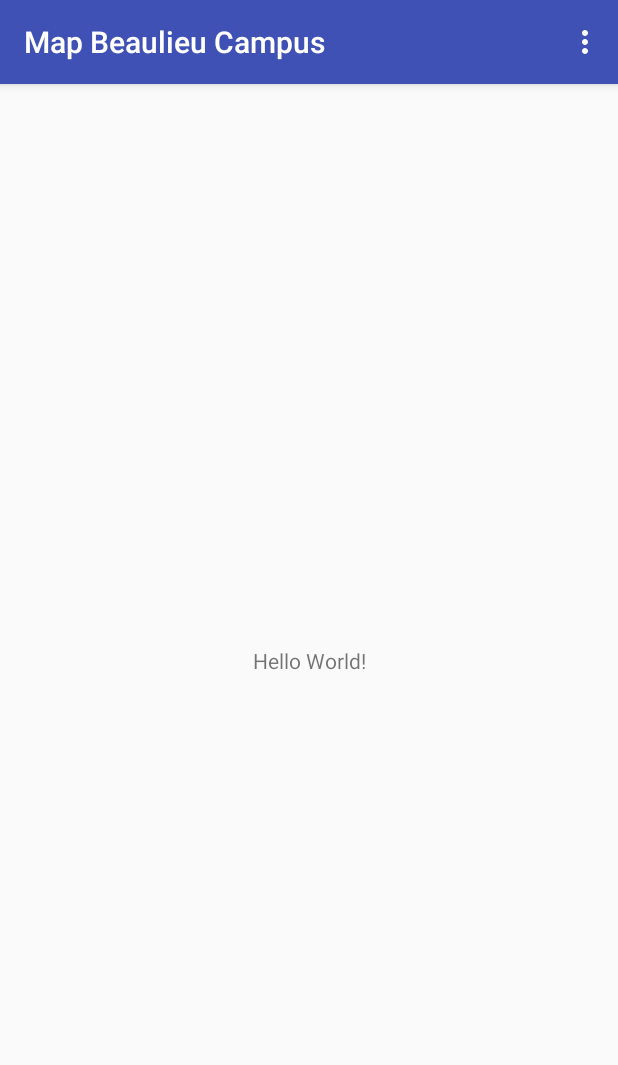
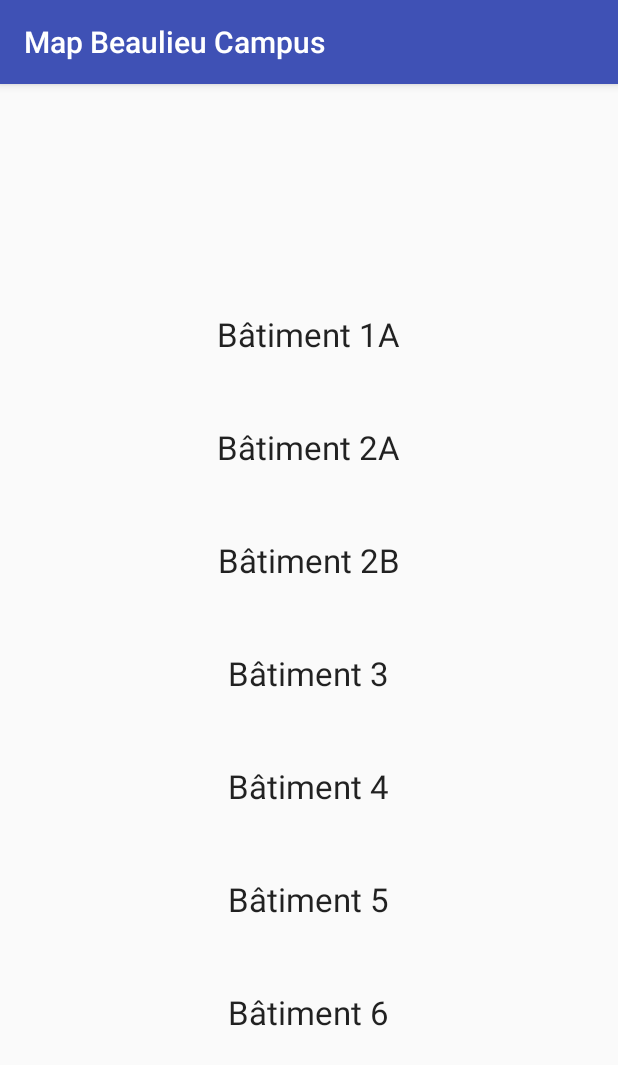
Before and after one commit to greg29790/UnivRennesBeaulieu, an Android app: the screen it shows after launch (MainActivity), on a phone screen of 412 x 824 dp. Shown: the top 1065 px of the screen. Run offline under Robolectric (Android 15) with nearby library versions, the phone set to English and light mode, and no system bars.

Commit message:
- first view with list of building - no menu for the moment

```diff
--- a/app/build.gradle
+++ b/app/build.gradle
@@ -1,11 +1,11 @@
 apply plugin: 'com.android.application'
 
 android {
-    compileSdkVersion 26
+    compileSdkVersion 27
     defaultConfig {
         applicationId "com.gquere.univrennesbeaulieu"
         minSdkVersion 15
-        targetSdkVersion 26
+        targetSdkVersion 27
         versionCode 1
         versionName "1.0"
         testInstrumentationRunner "android.support.test.runner.AndroidJUnitRunner"
@@ -20,9 +20,11 @@ android {
 
 dependencies {
     implementation fileTree(include: ['*.jar'], dir: 'libs')
-    implementation 'com.android.support:appcompat-v7:26.1.0'
+    implementation 'com.android.support:support-compat:27.0.2'
     implementation 'com.android.support.constraint:constraint-layout:1.0.2'
+    implementation 'com.android.support:recyclerview-v7:27.0.2'
+
     androidTestImplementation 'com.android.support.test:runner:1.0.1'
     androidTestImplementation 'com.android.support.test.espresso:espresso-core:3.0.1'
-    implementation 'com.android.support:mediarouter-v7:26.1.0'
+    implementation 'com.android.support:mediarouter-v7:27.0.2'
 }
--- /dev/null
+++ b/app/src/main/java/com/gquere/univrennesbeaulieu/BuildingsAdapter.java
@@ -0,0 +1,80 @@
+package com.gquere.univrennesbeaulieu;
+
+import android.support.v7.app.AlertDialog;
+import android.support.v7.widget.RecyclerView;
+import android.view.LayoutInflater;
+import android.view.View;
+import android.view.ViewGroup;
+import android.widget.TextView;
+
+import java.util.Arrays;
+import java.util.List;
+
+/**
+ * Created by USER on 05/01/2018.
+ */
+
+
+public class BuildingsAdapter extends RecyclerView.Adapter<BuildingsAdapter.BuildingViewHolder> {
+
+    private final List<String> buildings = Arrays.asList(
+            "Bâtiment 1A",
+            "Bâtiment 2A",
+            "Bâtiment 2B",
+            "Bâtiment 3",
+            "Bâtiment 4",
+            "Bâtiment 5",
+            "Bâtiment 6",
+            "Bâtiment 7",
+            "Bâtiment 8A",
+            "Bâtiment 8B",
+            "Bâtiment 9A",
+            "Bâtiment 9B",
+            "Bâtiment 10A,B,C"
+    );
+
+
+    @Override
+    public BuildingViewHolder onCreateViewHolder(ViewGroup parent, int viewType) {
+        LayoutInflater inflater = LayoutInflater.from(parent.getContext());
+        View view = inflater.inflate(R.layout.list_cell, parent, false);
+        return new BuildingViewHolder(view);
+    }
+
+    @Override
+    public void onBindViewHolder(BuildingViewHolder holder, int position) {
+        String building = buildings.get(position);
+        holder.display(building);
+    }
+
+    @Override
+    public int getItemCount() {
+        return buildings.size();
+    }
+
+    public class BuildingViewHolder extends RecyclerView.ViewHolder {
+
+        private final TextView name;
+
+
+        public BuildingViewHolder(final View itemView) {
+            super(itemView);
+
+            name = ((TextView) itemView.findViewById(R.id.name));
+
+            itemView.setOnClickListener(new View.OnClickListener() {
+                @Override
+                public void onClick(View view) {
+                    new AlertDialog.Builder(itemView.getContext())
+                            .setTitle("Batiment")
+                            .setMessage(name.getText())
+                            .show();
+                }
+            });
+        }
+
+        public void display(String str) {
+            name.setText(str);
+        }
+    }
+}
--- a/app/src/main/java/com/gquere/univrennesbeaulieu/MainActivity.java
+++ b/app/src/main/java/com/gquere/univrennesbeaulieu/MainActivity.java
@@ -2,6 +2,8 @@ package com.gquere.univrennesbeaulieu;
 
 import android.support.v7.app.AppCompatActivity;
 import android.os.Bundle;
+import android.support.v7.widget.LinearLayoutManager;
+import android.support.v7.widget.RecyclerView;
 import android.view.Menu;
 import android.view.MenuItem;
 
@@ -13,33 +15,41 @@ public class MainActivity extends AppCompatActivity {
         setContentView(R.layout.activity_main);
 
         setTitle(R.string.ActionBarTitle);
+
+        final RecyclerView rv_buildings = (RecyclerView) findViewById(R.id.list_buildings);
+
+        rv_buildings.setLayoutManager(new LinearLayoutManager(this));
+        rv_buildings.setAdapter(new BuildingsAdapter());
     }
 
-    @Override
+    // No menu for the moment
+    /*@Override
     public boolean onCreateOptionsMenu(Menu menu) {
         getMenuInflater().inflate(R.menu.main_menu, menu);
         return true;
     }
-
+    */
+    /*
     @Override
     public boolean onOptionsItemSelected(MenuItem item) {
         switch (item.getItemId()){
             case R.id.all :
-                /*SHOW ALL MAP*/
+                //SHOW ALL MAP
                 return true;
             case R.id.rennes :
-                /*Show subMenu with rennes 1 building list*/
+                //Show subMenu with rennes 1 building list
                 return true;
             case R.id.iut :
-                /*SHOW subMenu with iut building list*/
+                //SHOW subMenu with iut building list
                 return true;
             case R.id.parking :
-                /*SHOW subMenu with parking list*/
+                //SHOW subMenu with parking list
                 return true;
             case R.id.other :
-                /*SHOW subMenu with other building list*/
+                //SHOW subMenu with other building list
             return true;
         }
         return (super.onOptionsItemSelected(item));
     }
+    */
 }
--- /dev/null
+++ b/app/src/main/res/drawable/list_cell_background.xml
@@ -0,0 +1,6 @@
+<?xml version="1.0" encoding="utf-8"?>
+<selector xmlns:android="http://schemas.android.com/apk/res/android">
+    <item android:state_pressed="false" android:drawable="@android:color/transparent" ></item>
+
+    <item android:state_pressed="true" android:drawable="@color/colorPrimary" ></item>
+</selector>
--- a/app/src/main/res/layout/activity_main.xml
+++ b/app/src/main/res/layout/activity_main.xml
@@ -6,13 +6,14 @@
     android:layout_height="match_parent"
     tools:context="com.gquere.univrennesbeaulieu.MainActivity">
 
-    <TextView
-        android:layout_width="wrap_content"
-        android:layout_height="wrap_content"
-        android:text="Hello World!"
+    <android.support.v7.widget.RecyclerView
+        android:id="@+id/list_buildings"
+        android:layout_width="368dp"
+        android:layout_height="495dp"
         app:layout_constraintBottom_toBottomOf="parent"
-        app:layout_constraintLeft_toLeftOf="parent"
-        app:layout_constraintRight_toRightOf="parent"
+        app:layout_constraintEnd_toEndOf="parent"
+        app:layout_constraintHorizontal_bias="0.5"
+        app:layout_constraintStart_toStartOf="parent"
         app:layout_constraintTop_toTopOf="parent" />
 
 </android.support.constraint.ConstraintLayout>
--- /dev/null
+++ b/app/src/main/res/layout/list_cell.xml
@@ -0,0 +1,19 @@
+<?xml version="1.0" encoding="utf-8"?>
+
+<LinearLayout xmlns:android="http://schemas.android.com/apk/res/android"
+    xmlns:tools="http://schemas.android.com/tools"
+    android:layout_width="match_parent"
+    android:layout_height="wrap_content"
+    android:layout_margin="15dp"
+    android:orientation="vertical"
+    android:background="@drawable/list_cell_background">
+
+    <TextView
+        android:id="@+id/name"
+        android:layout_width="wrap_content"
+        android:layout_height="wrap_content"
+        android:layout_gravity="center_horizontal"
+        android:layout_marginBottom="15dp"
+        android:textAppearance="?android:attr/textAppearanceLarge"
+        tools:text="Building"></TextView>
+</LinearLayout>
```
Also changed, not shown: 1 other file.
